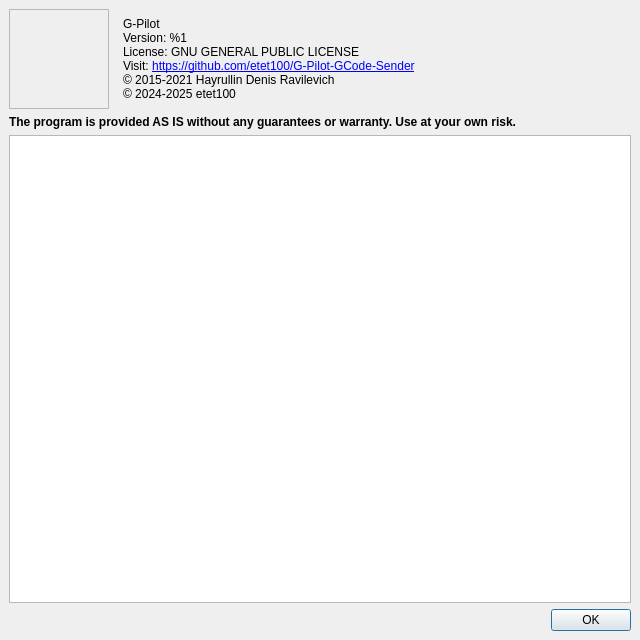
Before: the Qt Designer form src/gpilot/ui/forms/frmabout.ui in etet100/AstroCore-GCode-Sender, drawn with Qt 5.
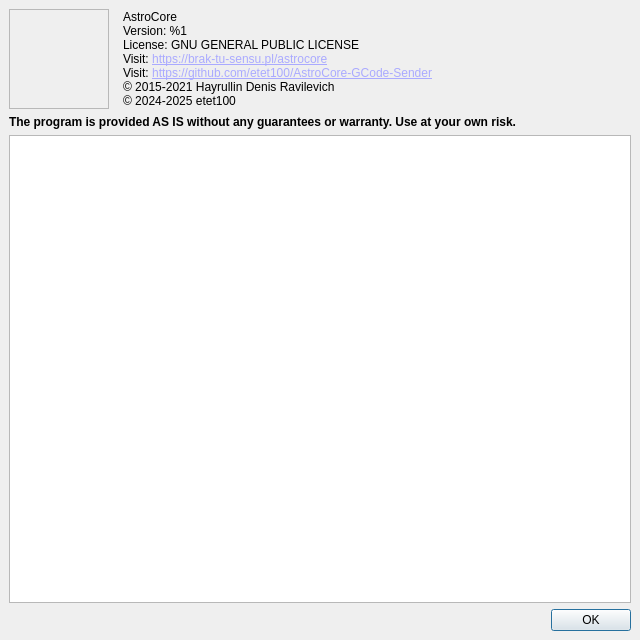
After: the same form once the commit is applied. Icons and pictures are not drawn.

Commit message: Macros panel + renaming to AstroCore

Patch:
```diff
--- a/src/gpilot/ui/forms/frmabout.ui
+++ b/src/gpilot/ui/forms/frmabout.ui
@@ -58,7 +58,7 @@
      <item>
       <widget class="QLabel" name="lblAbout">
        <property name="text">
-        <string>&lt;html&gt;&lt;head/&gt;&lt;body&gt;&lt;p&gt;G-Pilot&lt;br/&gt;Version: %1&lt;br/&gt;License: GNU GENERAL PUBLIC LICENSE&lt;br/&gt;Visit: &lt;a href=&quot;https://github.com/etet100/G-Pilot-GCode-Sender&quot;&gt;&lt;span style=&quot; text-decoration: underline; color:#0000ff;&quot;&gt;https://github.com/etet100/G-Pilot-GCode-Sender&lt;br/&gt;&lt;/span&gt;&lt;/a&gt;© 2015-2021 Hayrullin Denis Ravilevich&lt;br/&gt;© 2024-2025 etet100&lt;/p&gt;&lt;/body&gt;&lt;/html&gt;</string>
+        <string>&lt;html&gt;&lt;head/&gt;&lt;body&gt;&lt;p&gt;AstroCore&lt;br/&gt;Version: %1&lt;br/&gt;License: GNU GENERAL PUBLIC LICENSE&lt;br/&gt;Visit: &lt;a href=&quot;https://brak-tu-sensu.pl/astrocore&quot;&gt;&lt;span style=&quot; text-decoration: underline; color:#aaaaff;&quot;&gt;https://brak-tu-sensu.pl/astrocore&lt;/span&gt;&lt;/a&gt;&lt;br/&gt;Visit: &lt;a href=&quot;https://github.com/etet100/G-Pilot-GCode-Sender&quot;&gt;&lt;span style=&quot; text-decoration: underline; color:#aaaaff;&quot;&gt;https://github.com/etet100/AstroCore-GCode-Sender&lt;br/&gt;&lt;/span&gt;&lt;/a&gt;© 2015-2021 Hayrullin Denis Ravilevich&lt;br/&gt;© 2024-2025 etet100&lt;/p&gt;&lt;/body&gt;&lt;/html&gt;</string>
        </property>
        <property name="alignment">
         <set>Qt::AlignmentFlag::AlignLeading|Qt::AlignmentFlag::AlignLeft|Qt::AlignmentFlag::AlignVCenter</set>
```
The commit also changes 5 other files.
